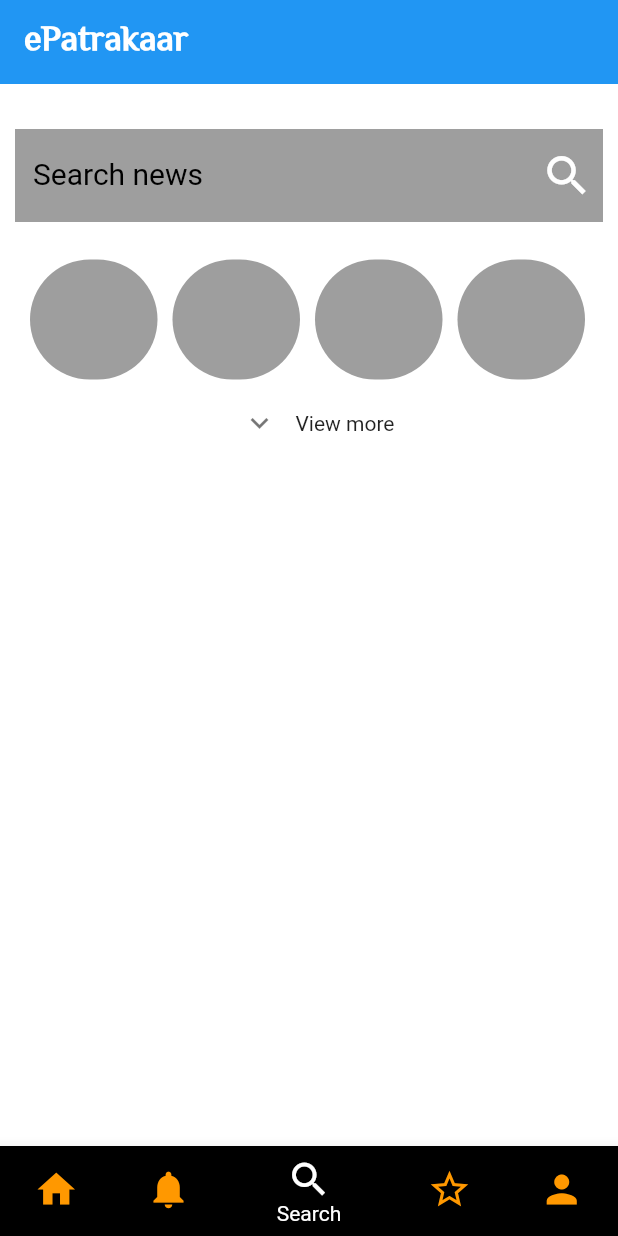
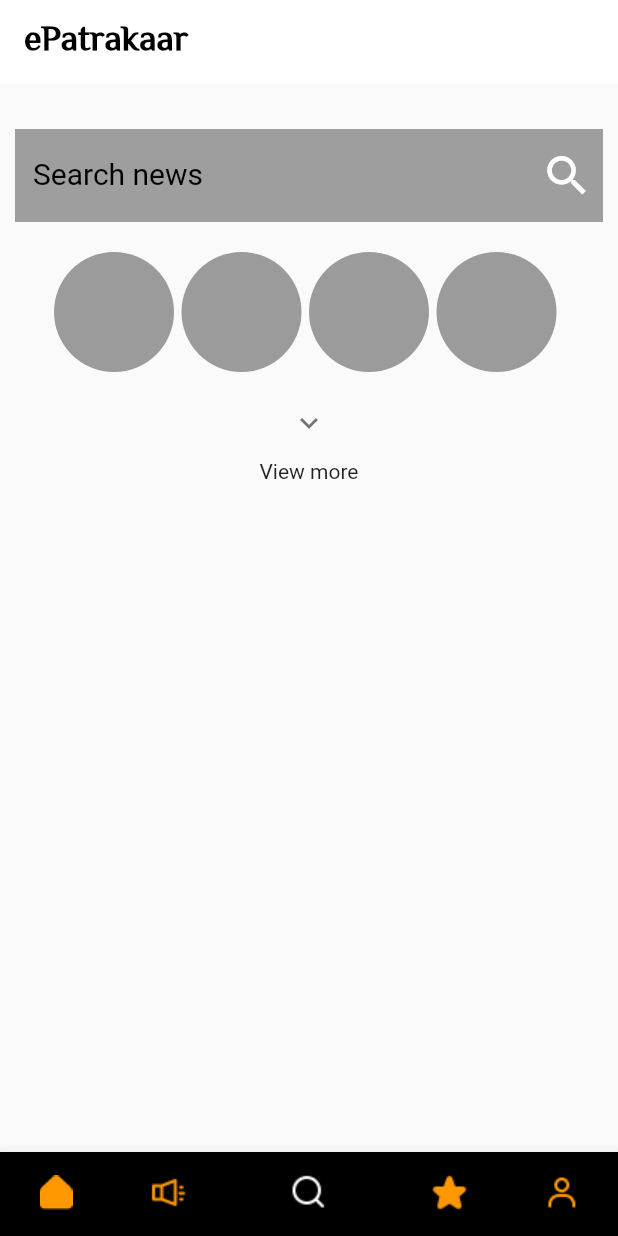
Before and after one commit to VanshitaKanodia/e_patrakaar, a Flutter app: the screen it shows after launch, item 3 of the bottom bar chosen, on a phone screen of 412 x 824 dp. Run offline on Flutter 3.47's test engine with Material 2 defaults, Android fonts, the light colour scheme and no system bars.

Commit message:
UI update

```diff
--- a/lib/main.dart
+++ b/lib/main.dart
@@ -1,7 +1,3 @@
-import 'package:e_patrakar/pages/notification_page.dart';
-import 'package:e_patrakar/pages/view_page.dart';
-import 'package:e_patrakar/pages/home_page.dart';
-import 'package:e_patrakar/pages/search_page.dart';
 import 'package:e_patrakar/utils/bottom_bar.dart';
 import 'package:flutter/material.dart';
 
--- a/lib/pages/home_page.dart
+++ b/lib/pages/home_page.dart
@@ -3,7 +3,6 @@
 import 'package:flutter/material.dart';
 import 'package:e_patrakar/utils/card_state.dart';
 
-import '../utils/bottom_bar.dart';
 
 
 
@@ -48,7 +47,7 @@ class _HomePageState extends State<HomePage> {
                   child: Column(
                     children: [
                       Container(
-                        padding: EdgeInsets.symmetric(horizontal: 10),
+                        padding: EdgeInsets.symmetric(horizontal: 5),
                         height: 165.0,
                         child: ListView.builder(
                           //length of items used
@@ -95,7 +94,7 @@ class _HomePageState extends State<HomePage> {
                     child: Column(
                       children: [
                         Container(
-                          padding: EdgeInsets.symmetric(horizontal: 10),
+                          padding: EdgeInsets.symmetric(horizontal: 5),
                           height: 70.0,
                           child: ListView.builder(
                               itemCount: 10,
@@ -124,7 +123,7 @@ class _HomePageState extends State<HomePage> {
                   child: Column(
                     children: [
                       Container(
-                        padding: EdgeInsets.symmetric(horizontal: 10.0),
+                        padding: EdgeInsets.symmetric(horizontal: 5.0),
                         height: 200.0,
                         child: ListView.builder(
                           itemCount: 5,
@@ -152,7 +151,7 @@ class _HomePageState extends State<HomePage> {
                     child: Column(
                       children: [
                         Container(
-                          padding: EdgeInsets.symmetric(horizontal: 10.0),
+                          padding: EdgeInsets.symmetric(horizontal: 5.0),
                           height: 100.0,
                           child: ListView.builder(
                             itemCount: 4,
@@ -226,7 +225,7 @@ class BoxCategory1 extends StatelessWidget {
             // Image.asset(''),
           ),
           Container(
-            width: 360.0,
+            width: 330.0,
             height: 165.0,
             decoration: BoxDecoration(
               color: Colors.black38,
--- a/lib/pages/search_page.dart
+++ b/lib/pages/search_page.dart
@@ -1,5 +1,3 @@
-// ignore_for_file: prefer_const_constructors, prefer_const_literals_to_create_immutables
-
 import 'package:flutter/material.dart';
 
 
@@ -22,20 +20,20 @@ class _SearchPageState extends State<SearchPage> {
   Widget build(BuildContext context) {
     return SafeArea(
       child: Scaffold(
+        backgroundColor: Colors.transparent,
+        appBar: AppBar(
           backgroundColor: Colors.white,
-        appBar: AppBar(
           elevation: 0.0,
           title: Text('ePatrakaar',
             style: TextStyle(
               fontFamily: 'ElMessiri',
               fontWeight: FontWeight.w700,
               fontSize: 24,
-              color: Colors.white,
+              color: Colors.black,
             ),
           ),
         ),
-        body: SingleChildScrollView(
-          child: Container(
+        body: Container(
           margin: EdgeInsets.only(top: 20.0),
           padding: EdgeInsets.all(10),
           child: Column(
@@ -58,91 +56,37 @@ class _SearchPageState extends State<SearchPage> {
                 ),
               ),
               SizedBox(height: 10.0,),
+              CityWidget(),
+              SizedBox(height: 10.0,),
               Container(
-                    child: Column(
+                child: Row(
+                  mainAxisAlignment: MainAxisAlignment.center,
                   children: [
-                        Container(
-                          padding: EdgeInsets.symmetric(horizontal: 10.0),
-                          height: 100.0,
-                          child: ListView.builder(
-                            itemCount: 4,
-                            shrinkWrap: true,
-                            scrollDirection: Axis.horizontal,
-                            itemBuilder: (context, index)
-                            {
-                              return CityWidget();
-                            },
-                          ),
-                        )
-                      ],
-                    )
-                ),
-                //SizedBox(height: 5.0,),
-                Container(
-                  child:Row(
-                    mainAxisAlignment: MainAxisAlignment.center,
+                    Column(
                         children: [
                           ExpandIcon(
                             isExpanded: expandable,
                             onPressed: (bool expanded) {
                               setState(() {
+                                CityWidget();
                                 expandable = !expanded;
                               });
                             },
                           ),
-                      Text(!expandable ? "View more" : " View less"),
+                          Text(!expandable ? text : appText),
+                        ],
+                      ),
+                    SizedBox(height: 10,),
+                    if(expandable)
+                      Row(
+                        children: [
+
+                        ],
+                      )
                   ],
                 ),
               ),
-                //SizedBox(height:5.0),
-                !expandable?Container():Container(
-                    child: Column(
-                      children: [
-                        Container(
-                          padding: EdgeInsets.symmetric(horizontal: 10.0),
-                          height: 100.0,
-                          child: ListView.builder(
-                            itemCount: 4,
-                            shrinkWrap: true,
-                            scrollDirection: Axis.horizontal,
-                            itemBuilder: (context, index)
-                            {
-                              return CityWidget();
-                            },
-                          ),
-                        )
             ],
-                    )
-                ),
-                // Container(
-                //   child: Row(
-                //     mainAxisAlignment: MainAxisAlignment.center,
-                //     children: [
-                //       Column(
-                //           children: [
-                //             ExpandIcon(
-                //               isExpanded: expandable,
-                //               onPressed: (bool expanded) {
-                //                 setState(() {
-                //                   CityWidget();
-                //                   expandable = !expanded;
-                //                 });
-                //               },
-                //             ),
-                //             Text(!expandable ? "View more" : " View less"),
-                //           ],
-                //         ),
-                //       if(expandable)
-                //         Row(
-                //           children: [
-                //             CityWidget(),
-                //           ],
-                //         )
-                //     ],
-                //   ),
-                // ),
-              ],
-            ),
           ),
         ),
       ),
@@ -162,7 +106,7 @@ class CityWidget extends StatelessWidget {
       children: [
         ...data.map((val) {
           return Container(
-            margin: EdgeInsets.only(right: 10.0),
+            margin: EdgeInsets.only(right: 5.0),
             child: Stack(
               children: [
                 ClipRRect(
@@ -175,7 +119,7 @@ class CityWidget extends StatelessWidget {
                 Container(
                   margin: EdgeInsets.only(top: 10.0),
                   height: 80,
-                  width: 85,
+                  width: 80,
                   decoration: BoxDecoration(
                     color: Colors.black38,
                     borderRadius: BorderRadius.circular(100.0),
--- a/lib/pages/notification_page.dart
+++ b/lib/pages/star_page.dart
@@ -1,17 +1,16 @@
 // ignore_for_file: prefer_const_constructors, prefer_const_literals_to_create_immutables
 
-import 'package:e_patrakar/utils/bottom_bar.dart';
 import 'package:flutter/material.dart';
 
 
-class NotificationPage extends StatefulWidget {
-  const NotificationPage({Key? key}) : super(key: key);
+class StarPage extends StatefulWidget {
+  const StarPage({Key? key}) : super(key: key);
 
   @override
-  State<NotificationPage> createState() => _NotificationPageState();
+  State<StarPage> createState() => _StarPageState();
 }
 
-class _NotificationPageState extends State<NotificationPage> {
+class _StarPageState extends State<StarPage> {
   List<int> data = [1,2,3,4,5,6,7,8,9,10,11,12,13,14,];
   @override
   Widget build(BuildContext context) {
--- a/lib/pages/view_page.dart
+++ b/lib/pages/view_page.dart
@@ -3,14 +3,14 @@ import 'package:flutter/material.dart';
 import 'home_page.dart';
 
 
-class Viewpage extends StatefulWidget {
-  const Viewpage({Key? key}) : super(key: key);
+class ViewPage extends StatefulWidget {
+  const ViewPage({Key? key}) : super(key: key);
 
   @override
-  State<Viewpage> createState() => _ViewpageState();
+  State<ViewPage> createState() => _ViewPageState();
 }
 
-class _ViewpageState extends State<Viewpage> with SingleTickerProviderStateMixin {
+class _ViewPageState extends State<ViewPage> with SingleTickerProviderStateMixin {
   final List<Tab> _tabList = [
     Tab(child: Text("Sports",
       style: TextStyle(
@@ -91,7 +91,7 @@ class _ViewpageState extends State<Viewpage> with SingleTickerProviderStateMixin
             children: [
               //Sports page
               Padding(
-                padding: EdgeInsets.all(5.0),
+                padding: EdgeInsets.all(0.0),
                 child: Expanded(
                     child: sportsWidget()
                 ),
@@ -187,16 +187,6 @@ class sportsWidget extends StatelessWidget {
                       ],
                     )
                 ),
-                  // Row(
-                  //   crossAxisAlignment: CrossAxisAlignment.start,
-                  //   mainAxisAlignment: MainAxisAlignment.center,
-                  //   children: [
-
-                  //     // ...view.map((val) {
-                  //     //   return CircularBox();
-                  //     // })
-                  //   ],
-                  // ),
                   SizedBox(height: 20.0,),
                   Text('Recommended Teams',
                     style: TextStyle(
--- a/lib/utils/bottom_bar.dart
+++ b/lib/utils/bottom_bar.dart
@@ -1,10 +1,6 @@
-// ignore_for_file: prefer_const_constructors, prefer_const_literals_to_create_immutables
-
 import 'package:e_patrakar/pages/home_page.dart';
-import 'package:e_patrakar/pages/notification_page.dart';
+import 'package:e_patrakar/pages/view_page.dart';
 import 'package:e_patrakar/pages/search_page.dart';
-import 'package:e_patrakar/pages/view_page.dart';
-import 'package:e_patrakar/utils/routes.dart';
 import 'package:flutter/material.dart';
 
 
@@ -17,47 +13,49 @@ class BottomBar extends StatefulWidget {
 
 class _BottomBarState extends State<BottomBar> {
   int _currentIndex=0;
-   var tabs=[HomePage(),NotificationPage(),SearchPage(),Viewpage()];
+   var tabs=[HomePage(),ViewPage(),SearchPage(),ViewPage()];
 
   @override
   Widget build(BuildContext context) {
     return Scaffold(
       body: Container(child: tabs[_currentIndex]),
-      bottomNavigationBar: BottomNavigationBar(items: [
+      bottomNavigationBar: BottomNavigationBar(
+        iconSize: 24,
+        showSelectedLabels: false,
+        showUnselectedLabels: false,
+        items: [
             BottomNavigationBarItem(
-            icon: Icon(Icons.home,
-            size:30.0
+            icon:ImageIcon(
+              AssetImage('images/icons/home filled.png',),
+              size: 24.0,
             ),
             backgroundColor: Colors.black,
-            label:"Home"
+            label: '',
+
             ),
             BottomNavigationBarItem(
-              icon: Icon(Icons.notifications,
-              size:30.0
+              icon: ImageIcon(
+                AssetImage('images/icons/news outline.png',)
               ),
               backgroundColor: Colors.black,
-              label:"Notification"
+              label:""
             ),
             BottomNavigationBarItem(
-              icon: Icon(Icons.search,
-              size:30.0
+              icon: ImageIcon(AssetImage('images/icons/search outline.png')),
+              backgroundColor: Colors.black,
+              label:""
+            ),
+            BottomNavigationBarItem(
+              icon: ImageIcon(AssetImage('images/icons/star filled.png')),
+              backgroundColor: Colors.black,
+              label:""
+            ),
+            BottomNavigationBarItem(
+              icon: ImageIcon(
+                AssetImage('images/icons/my account outline.png')
               ),
               backgroundColor: Colors.black,
-              label:"Search"
-            ),
-            BottomNavigationBarItem(
-              icon: Icon(Icons.star_border,
-              size:30.0
-              ),
-              backgroundColor: Colors.black,
-              label:"Star"
-            ),
-            BottomNavigationBarItem(
-              icon: Icon(Icons.person,
-              size:30.0
-              ),
-              backgroundColor: Colors.black,
-              label:"Profile"
+              label:""
             ),
           ],
           fixedColor: Colors.white,
--- a/pubspec.yaml
+++ b/pubspec.yaml
@@ -61,6 +61,7 @@ flutter:
   # To add assets to your application, add an assets section, like this:
   assets:
     - images/news_image.jpg
+    - images/icons/
   #   - images/a_dot_ham.jpeg
 
   # An image asset can refer to one or more resolution-specific "variants", see
```
Also changed, not shown: images/icons/home filled.png (added), images/icons/my account filled.png (added), images/icons/my account outline.png (added), images/icons/news filled.png (added), images/icons/news outline.png (added), images/icons/notifications outline.png (added), images/icons/search filled.png (added), images/icons/search outline.png (added), images/icons/star filled.png (added), pubspec.lock. Lines whose indentation alone changed are shown as unchanged.
